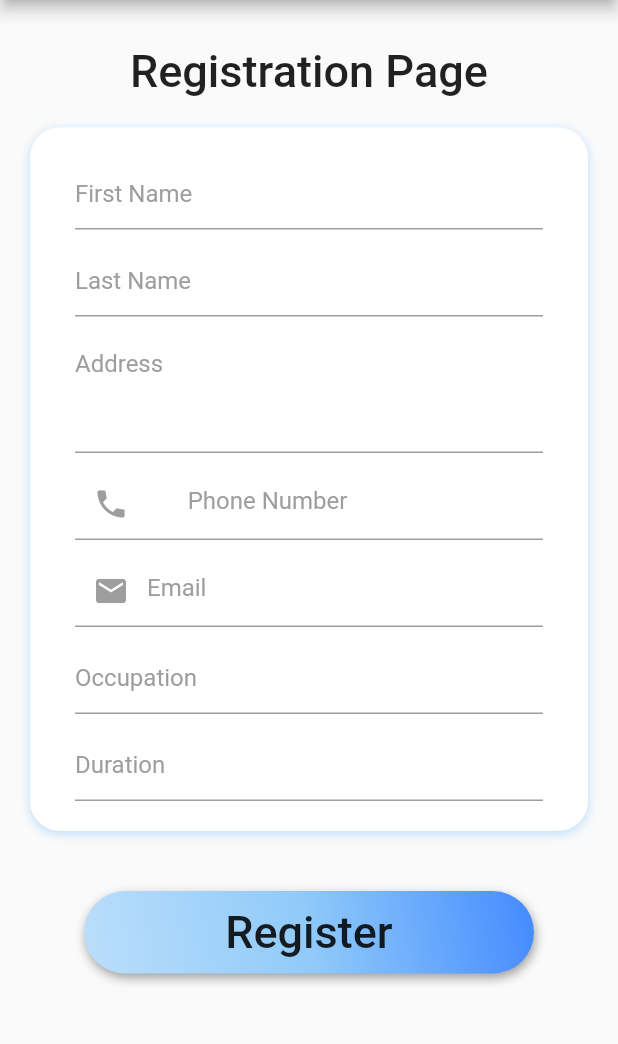
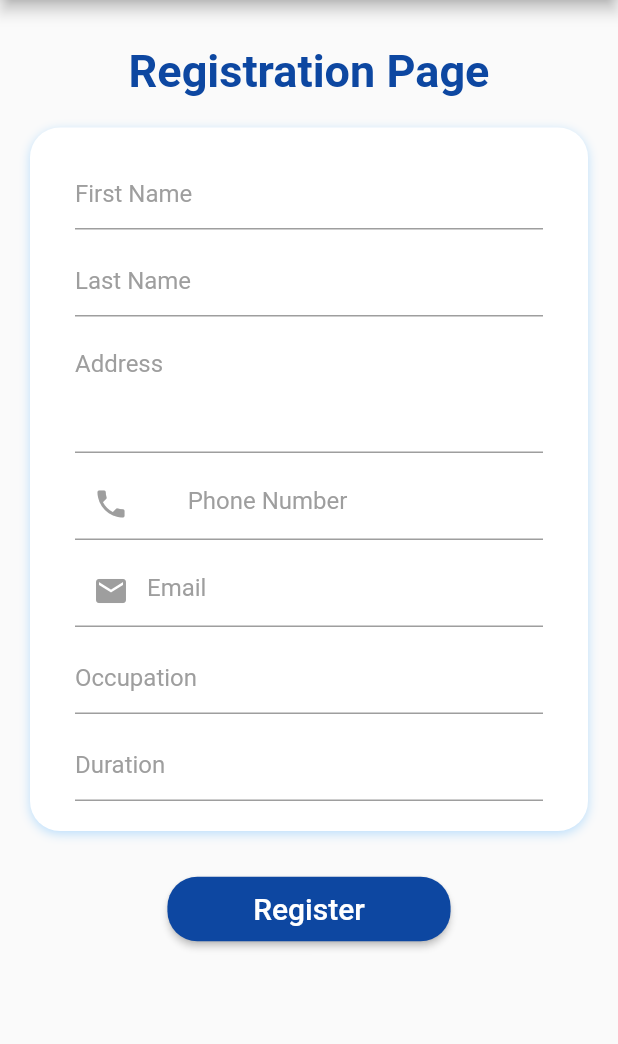
Before and after one commit to alisolanki/Show-World-code, a Flutter app: the ListPage screen opened directly, on a phone screen of 412 x 824 dp, the part 84-1128 px from its top. Run offline on Flutter 3.47's test engine with Material 2 defaults, Android fonts, the phone set to English and light mode, and no system bars; our stand-ins replace carousel_slider, simple_animations.

Commit message:
UI improved

```diff
--- a/lib/Account/account_home.dart
+++ b/lib/Account/account_home.dart
@@ -156,14 +156,6 @@ class AccountHomePage extends StatelessWidget {
                     width: _width * 0.35,
                     height: _width * 0.35,
                     child: FloatingActionButton(
-                      shape: CircleBorder(
-                        //TODO:remove the border once checked the border is just for verification
-                        side: BorderSide(
-                          color: Colors.black,
-                          width: 5,
-                          style: BorderStyle.solid,
-                        ),
-                      ),
                       highlightElevation: 10.0,
                       hoverElevation: 10.0,
                       child: CircleAvatar(
--- a/lib/Desktop/userdropdown.dart
+++ /dev/null
@@ -1,18 +0,0 @@
-import 'package:flutter/material.dart';
-
-class UserDropDown extends StatefulWidget {
-  @override
-  _UserDropDownState createState() => _UserDropDownState();
-}
-
-class _UserDropDownState extends State<UserDropDown> {
-  @override
-  Widget build(BuildContext context) {
-    print("UserDropDown()");
-    return DropdownMenuItem(
-      child: Column(
-        children: <Widget>[Text("hello")],
-      ),
-    );
-  }
-}
--- a/lib/listpage/inputfields.dart
+++ b/lib/listpage/inputfields.dart
@@ -44,7 +44,6 @@ class _InputFieldsState extends State<InputFields> {
             cursorRadius: Radius.circular(10.0),
             decoration: InputDecoration(
               focusColor: Colors.black12,
-              focusedBorder: InputBorder.none,
               hintText: 'First Name',
               hintStyle: TextStyle(
                 color: Colors.grey,
@@ -64,7 +63,6 @@ class _InputFieldsState extends State<InputFields> {
             cursorRadius: Radius.circular(10.0),
             decoration: InputDecoration(
               focusColor: Colors.black12,
-              focusedBorder: InputBorder.none,
               hintText: 'Last Name',
               hintStyle: TextStyle(
                 color: Colors.grey,
@@ -85,7 +83,6 @@ class _InputFieldsState extends State<InputFields> {
             cursorRadius: Radius.circular(10.0),
             decoration: InputDecoration(
               focusColor: Colors.black12,
-              focusedBorder: InputBorder.none,
               hintText: 'Address',
               hintStyle: TextStyle(
                 color: Colors.grey,
@@ -107,7 +104,6 @@ class _InputFieldsState extends State<InputFields> {
             maxLength: 10,
             decoration: InputDecoration(
               focusColor: Colors.black12,
-              focusedBorder: InputBorder.none,
               counterText: '',
               prefixText: "+91 ",
               prefixStyle: TextStyle(color: Colors.black),
@@ -139,7 +135,6 @@ class _InputFieldsState extends State<InputFields> {
                 color: Colors.grey,
               ),
               focusColor: Colors.black12,
-              focusedBorder: InputBorder.none,
               hintText: 'Email',
               hintStyle: TextStyle(
                 color: Colors.grey,
@@ -164,7 +159,6 @@ class _InputFieldsState extends State<InputFields> {
             cursorRadius: Radius.circular(10.0),
             decoration: InputDecoration(
               focusColor: Colors.black12,
-              focusedBorder: InputBorder.none,
               hintText: 'Duration',
               suffixText: 'years',
               suffixStyle: TextStyle(
--- a/lib/listpage/listbutton.dart
+++ b/lib/listpage/listbutton.dart
@@ -4,7 +4,28 @@ import '../Desktop/mydesktop.dart';
 class ListButton extends StatelessWidget {
   @override
   Widget build(BuildContext context) {
-    return FlatButton(
+    final double _width = MediaQuery.of(context).size.width;
+    return Padding(
+      padding: const EdgeInsets.all(8.0),
+      child: RaisedButton(
+        shape: RoundedRectangleBorder(
+          borderRadius: BorderRadius.all(
+            Radius.circular(20),
+          ),
+        ),
+        color: Colors.blue[900],
+        child: Padding(
+          padding: EdgeInsets.symmetric(vertical: 10, horizontal: (_width * 0.1)),
+          child: Text(
+            'Register',
+            textAlign: TextAlign.center,
+            style: TextStyle(
+              color: Colors.white,
+              fontSize: 20.0,
+              fontWeight: FontWeight.w500,
+            ),
+          ),
+        ),
         onPressed: () {
           Navigator.pop(context);
           Navigator.push(
@@ -16,37 +37,6 @@ class ListButton extends StatelessWidget {
             ),
           );
         },
-      child: Container(
-        width: double.infinity,
-        padding: EdgeInsets.all(10.0),
-        decoration: BoxDecoration(
-          gradient: LinearGradient(
-              begin: Alignment.bottomLeft,
-              end: Alignment.topRight,
-              colors: [
-                Colors.blue[100],
-                Colors.blue[200],
-                Colors.blueAccent[200]
-              ]),
-          color: Colors.grey[100],
-          borderRadius: BorderRadius.circular(30.0),
-          boxShadow: [
-            BoxShadow(
-              color: Colors.grey,
-              offset: Offset(1, 3),
-              blurRadius: 5.0,
-            ),
-          ],
-        ),
-        margin: EdgeInsets.symmetric(vertical: 20.0, horizontal: 40.0),
-        child: Text(
-          'Register',
-          textAlign: TextAlign.center,
-          style: TextStyle(
-            fontSize: 30.0,
-            fontWeight: FontWeight.w500,
-          ),
-        ),
       ),
     );
   }
--- a/lib/listpage/listpage.dart
+++ b/lib/listpage/listpage.dart
@@ -26,7 +26,8 @@ class ListPage extends StatelessWidget {
                   softWrap: true,
                   style: TextStyle(
                     fontSize: 30.0,
-                    fontWeight: FontWeight.w500,
+                    fontWeight: FontWeight.bold,
+                    color: Colors.blue[900],
                   ),
                 ),
               ),
--- a/lib/listpage/occupationfield.dart
+++ b/lib/listpage/occupationfield.dart
@@ -43,7 +43,6 @@ class _OccupationFieldState extends State<OccupationField> {
           cursorRadius: Radius.circular(10.0),
           decoration: InputDecoration(
             focusColor: Colors.black12,
-            focusedBorder: InputBorder.none,
             hintText: 'Occupation',
             hintStyle: TextStyle(
               color: Colors.grey,
```
Lines whose indentation alone changed are shown as unchanged.
